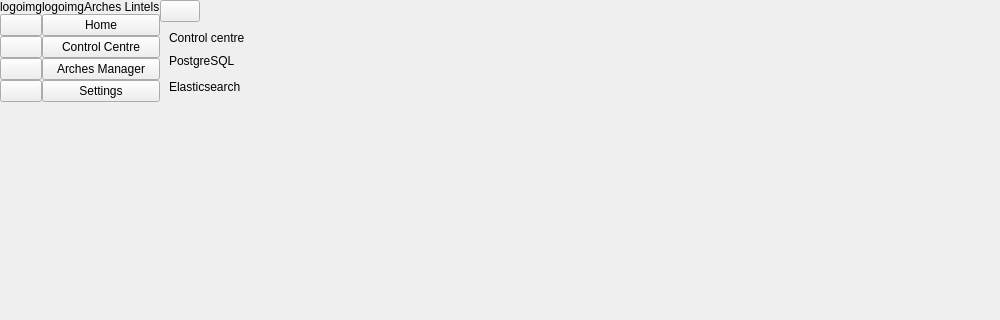
Old version of the form arches_lintels/ui/ui_mainwindow.ui in the repository k-int/arches-lintels; both pictures show x 0 to 1000 and y 0 to 320 of the 1000 by 600 pixel window.
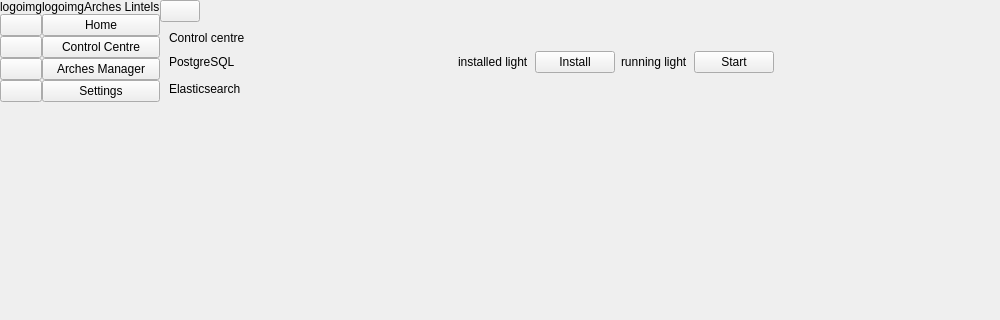
New version of the form.

Commit message: Add control centre and postgres init ui/backend functionality

The edit to the form file:
```diff
--- a/arches_lintels/ui/ui_mainwindow.ui
+++ b/arches_lintels/ui/ui_mainwindow.ui
@@ -242,7 +242,7 @@
                 </widget>
                </item>
                <item>
-                <spacer name="horizontalSpacer_2">
+                <spacer name="horizontalSpacer_7">
                  <property name="orientation">
                   <enum>Qt::Orientation::Horizontal</enum>
                  </property>
@@ -257,19 +257,33 @@
                <item>
                 <widget class="QLabel" name="postgresInstalledLabel">
                  <property name="text">
-                  <string/>
+                  <string>installed light</string>
                  </property>
                 </widget>
                </item>
                <item>
-                <widget class="QLabel" name="postgresStartLabel">
+                <widget class="QPushButton" name="postgresInstallButton">
                  <property name="text">
-                  <string/>
+                  <string>Install</string>
                  </property>
                 </widget>
                </item>
                <item>
-                <spacer name="horizontalSpacer_7">
+                <widget class="QLabel" name="postgresRunningLabel">
+                 <property name="text">
+                  <string>running light</string>
+                 </property>
+                </widget>
+               </item>
+               <item>
+                <widget class="QPushButton" name="postgresRunButton">
+                 <property name="text">
+                  <string>Start</string>
+                 </property>
+                </widget>
+               </item>
+               <item>
+                <spacer name="horizontalSpacer_2">
                  <property name="orientation">
                   <enum>Qt::Orientation::Horizontal</enum>
                  </property>
```
The commit also changes 6 other files.
